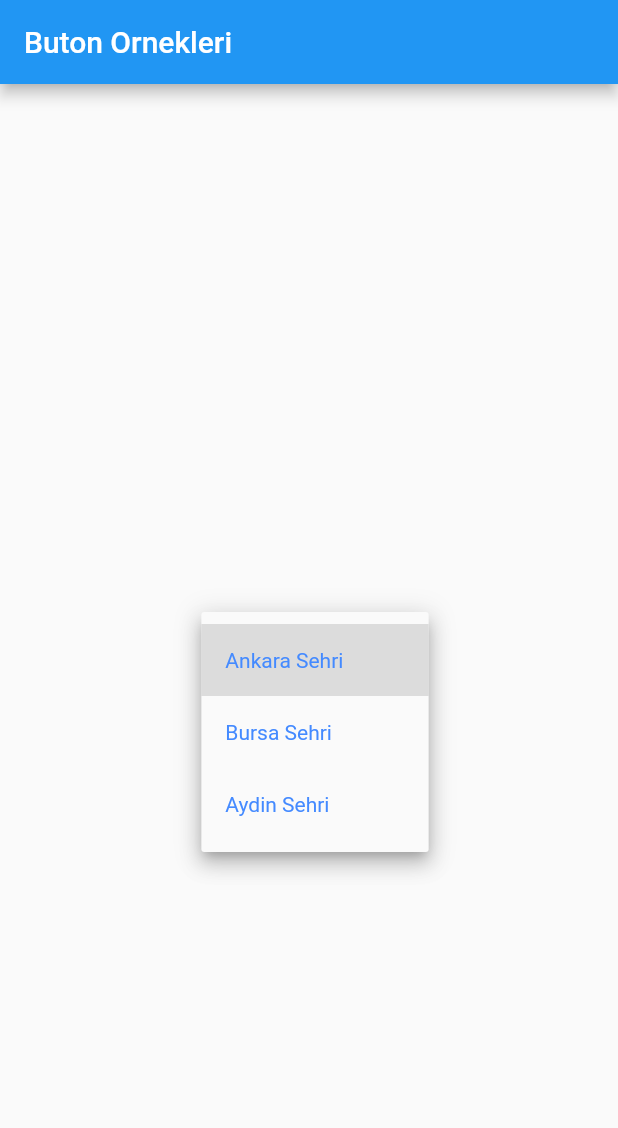
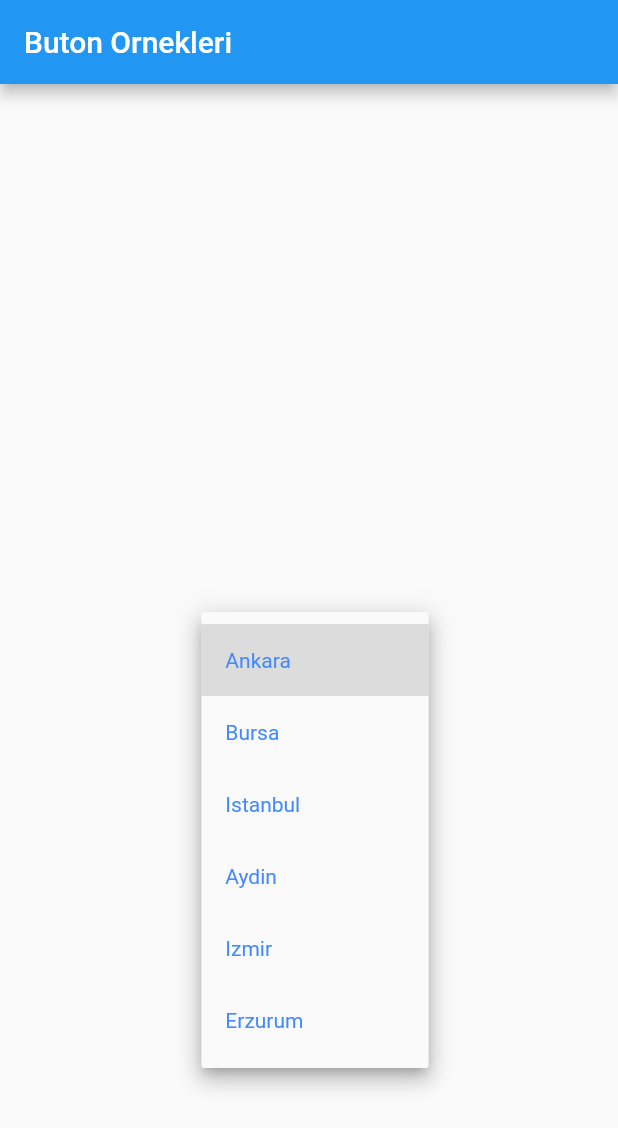
Before and after one commit to tahaturan/flutter_basis_widget, a Flutter app: the screen it shows after launch, after a tap on "Sehir Seciniz", on a phone screen of 412 x 824 dp. Shown: the top 1128 px of the screen. Run offline on Flutter 3.47's test engine with Material 2 defaults, Android fonts, the light colour scheme and no system bars.

Commit message:
Dropdown Button liste ile kullanimi

```diff
--- a/lib/view/drop_down_button.dart
+++ b/lib/view/drop_down_button.dart
@@ -10,26 +10,42 @@ class DropDownButtonKullanimi extends StatefulWidget {
 
 class _DropDownButtonKullanimiState extends State<DropDownButtonKullanimi> {
   String? _secilenSehir; //? burayi null tanimladik
+  final List<String> _tumSehirler = [
+    "Ankara",
+    "Bursa",
+    "Istanbul",
+    "Aydin",
+    "Izmir",
+    "Erzurum"
+  ];
   @override
   Widget build(BuildContext context) {
     return Center(
       child: DropdownButton<String>(
-        hint: const Text(
-            "Sehir Seciniz"), //todo: yukarida secilen sehiri null tanimladik ve ekranda ilk olarak bu yazinin gorunmesini istiyoruz
-        items: const [
-          DropdownMenuItem(
-            child: Text("Ankara Sehri"),
-            value: "ankara",
-          ),
-          DropdownMenuItem(
-            child: Text("Bursa Sehri"),
-            value: "izmir",
-          ),
-          DropdownMenuItem(
-            child: Text("Aydin Sehri"),
-            value: "aydin",
-          ),
-        ],
+        hint: const Text("Sehir Seciniz"),
+        //todo: yukarida secilen sehiri null tanimladik ve ekranda ilk olarak bu yazinin gorunmesini istiyoruz
+        // items: const [
+        //   DropdownMenuItem(
+        //     child: Text("Ankara Sehri"),
+        //     value: "ankara",
+        //   ),
+        //   DropdownMenuItem(
+        //     child: Text("Bursa Sehri"),
+        //     value: "izmir",
+        //   ),
+        //   DropdownMenuItem(
+        //     child: Text("Aydin Sehri"),
+        //     value: "aydin",
+        //   ),
+        // ],
+        items: _tumSehirler
+            .map(
+              (String oankiSehir) => DropdownMenuItem(
+                child: Text(oankiSehir),
+                value: oankiSehir,
+              ),
+            )
+            .toList(),
         value: _secilenSehir,
         onChanged: (String? yeni) {
           //todo: secme islemlerimizi yaptigimiz yer
```
